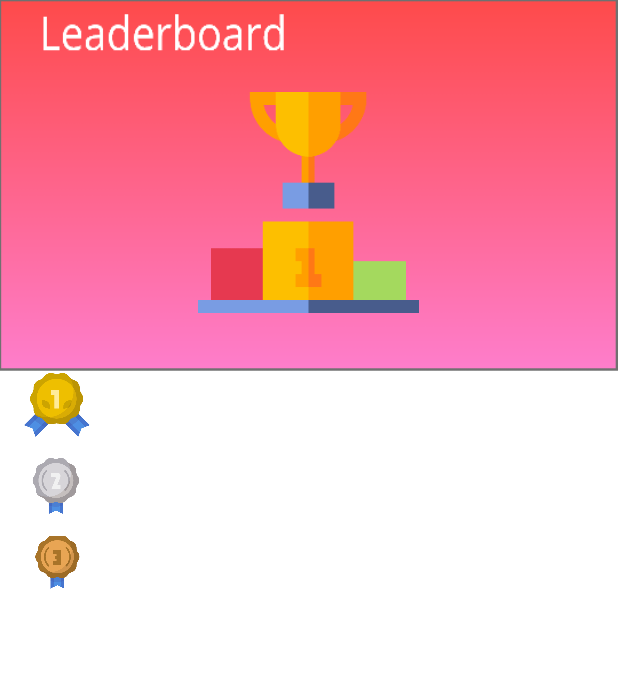
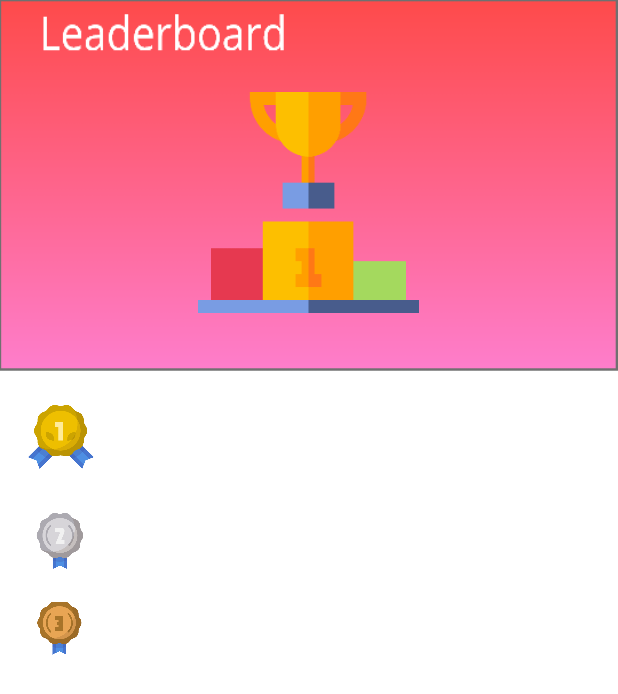
Before and after one commit to ENT-WALK/EntWalk, an Android app: the JavaMysqlSelect screen opened directly, with no data from a screen before it, on a phone screen of 412 x 824 dp. Shown: the top 694 px of the screen. Run offline under Robolectric (Android 15) with nearby library versions, the light colour scheme and no system bars; our stand-ins replace Firebase (no records; nobody signed in at launch, a user with empty details on screens opened directly); Roboto replaces fonts that are not available here; 1 statement that could not run was skipped.

Commit message:
Fix leaderboard again

```diff
--- a/MyMap/app/src/main/java/com/app/mymap/JavaMysqlSelect.java
+++ b/MyMap/app/src/main/java/com/app/mymap/JavaMysqlSelect.java
@@ -25,6 +25,8 @@ public class JavaMysqlSelect extends AppCompatActivity
     DatabaseReference databaseReference;
     ListView listView;
     ArrayList<String> arrayList = new ArrayList<>();
+    ArrayList<String> arrayList2 = new ArrayList<>();
+
     ArrayAdapter<String> arrayAdapter;
 
     @Override
@@ -35,7 +37,7 @@ public class JavaMysqlSelect extends AppCompatActivity
         databaseReference=FirebaseDatabase.getInstance().getReference("Leaderboard");
         DatabaseReference mDatabase = FirebaseDatabase.getInstance().getReference();
         listView = (ListView) findViewById(R.id.listview);
-        arrayAdapter = new ArrayAdapter<String>(this,android.R.layout.simple_list_item_activated_1,arrayList);
+        arrayAdapter = new ArrayAdapter<String>(this,android.R.layout.simple_list_item_activated_1,arrayList2);
         listView.setAdapter(arrayAdapter);
             mDatabase.child("Leaderboard").orderByChild("score").addValueEventListener(new ValueEventListener() {
                 @Override
@@ -49,6 +51,10 @@ public class JavaMysqlSelect extends AppCompatActivity
 
                     }
                     Collections.reverse(arrayList);
+                    for(int i=0;i<8;i++){
+                        if(arrayList.get(i).isEmpty()){break;}
+                        arrayList2.add(arrayList.get(i));
+                    }
                     arrayAdapter.notifyDataSetChanged();
 
                 }
--- a/MyMap/app/src/main/res/layout/activity_java_mysql_select.xml
+++ b/MyMap/app/src/main/res/layout/activity_java_mysql_select.xml
@@ -34,10 +34,10 @@
         android:src="@drawable/ribbon"
         app:layout_constraintBottom_toBottomOf="parent"
         app:layout_constraintEnd_toEndOf="parent"
-        app:layout_constraintHorizontal_bias="0.0"
+        app:layout_constraintHorizontal_bias="0.008"
         app:layout_constraintStart_toStartOf="parent"
         app:layout_constraintTop_toTopOf="parent"
-        app:layout_constraintVertical_bias="0.283" />
+        app:layout_constraintVertical_bias="0.313" />
 
     <ImageView
         android:id="@+id/ribbon2"
@@ -47,10 +47,10 @@
         android:src="@drawable/ribbon2"
         app:layout_constraintBottom_toBottomOf="parent"
         app:layout_constraintEnd_toEndOf="parent"
-        app:layout_constraintHorizontal_bias="0.013"
+        app:layout_constraintHorizontal_bias="0.018"
         app:layout_constraintStart_toStartOf="parent"
         app:layout_constraintTop_toTopOf="parent"
-        app:layout_constraintVertical_bias="0.429" />
+        app:layout_constraintVertical_bias="0.49" />
 
     <ImageView
         android:id="@+id/ribbon1"
@@ -60,10 +60,10 @@
         android:src="@drawable/ribbon1"
         app:layout_constraintBottom_toBottomOf="parent"
         app:layout_constraintEnd_toEndOf="parent"
-        app:layout_constraintHorizontal_bias="0.008"
+        app:layout_constraintHorizontal_bias="0.016"
         app:layout_constraintStart_toStartOf="parent"
         app:layout_constraintTop_toTopOf="parent"
-        app:layout_constraintVertical_bias="0.359" />
+        app:layout_constraintVertical_bias="0.41" />
 
     <ImageView
         android:id="@+id/podium"
```
